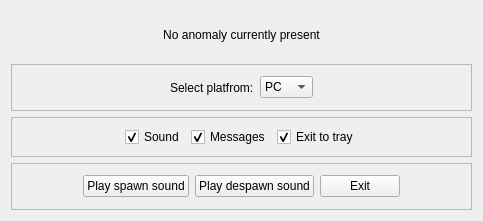
This is ui/tracker_ui.ui in Kanjirito/wf-sentient-tracker as Qt 5 draws it before an edit. The edited form follows.
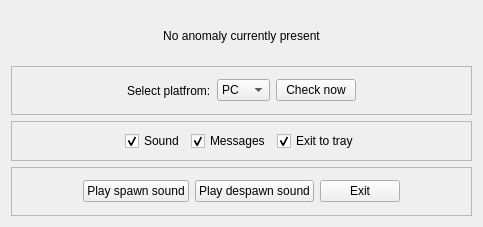
This is the edited form.

Commit message: switched to QTimer,platfrom selection,tray hide,check button

```diff
--- a/ui/tracker_ui.ui
+++ b/ui/tracker_ui.ui
@@ -7,7 +7,7 @@
     <x>0</x>
     <y>0</y>
     <width>483</width>
-    <height>221</height>
+    <height>227</height>
    </rect>
   </property>
   <property name="windowTitle">
@@ -76,11 +76,13 @@
           <string>XB1</string>
          </property>
         </item>
+       </widget>
+      </item>
         <item>
+       <widget class="QPushButton" name="CheckButton">
          <property name="text">
-          <string>SWI</string>
-         </property>
-        </item>
+         <string>Check now</string>
+        </property>
        </widget>
       </item>
       <item>
```
Lines whose indentation alone changed are shown as unchanged. The commit also changes 2 other files.
